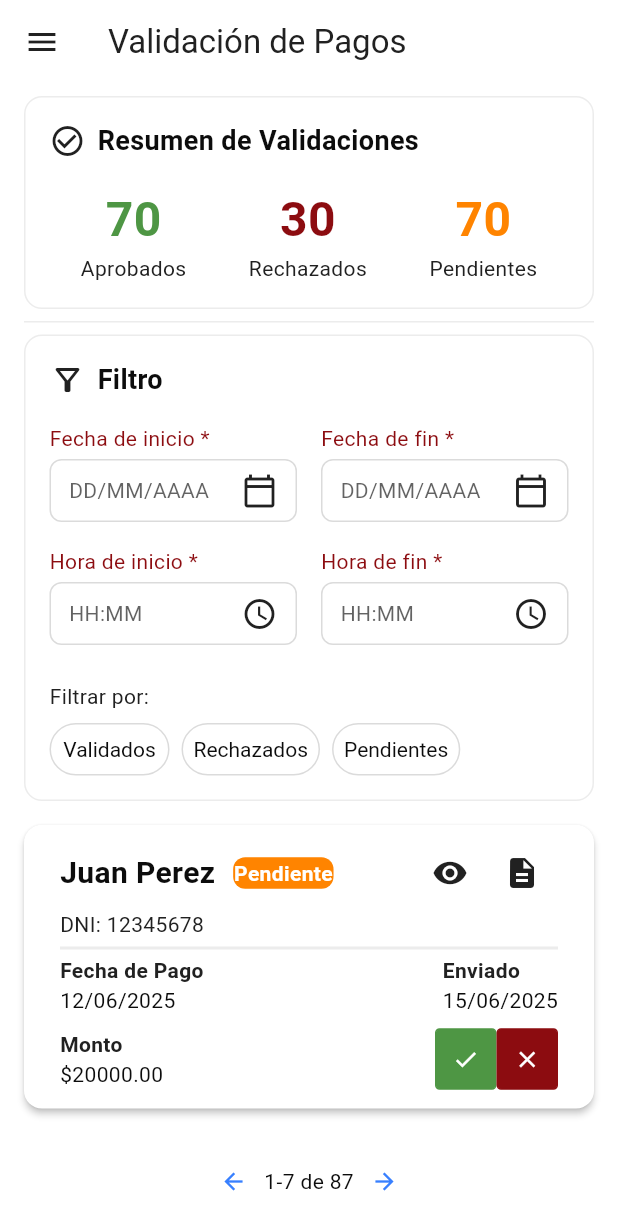
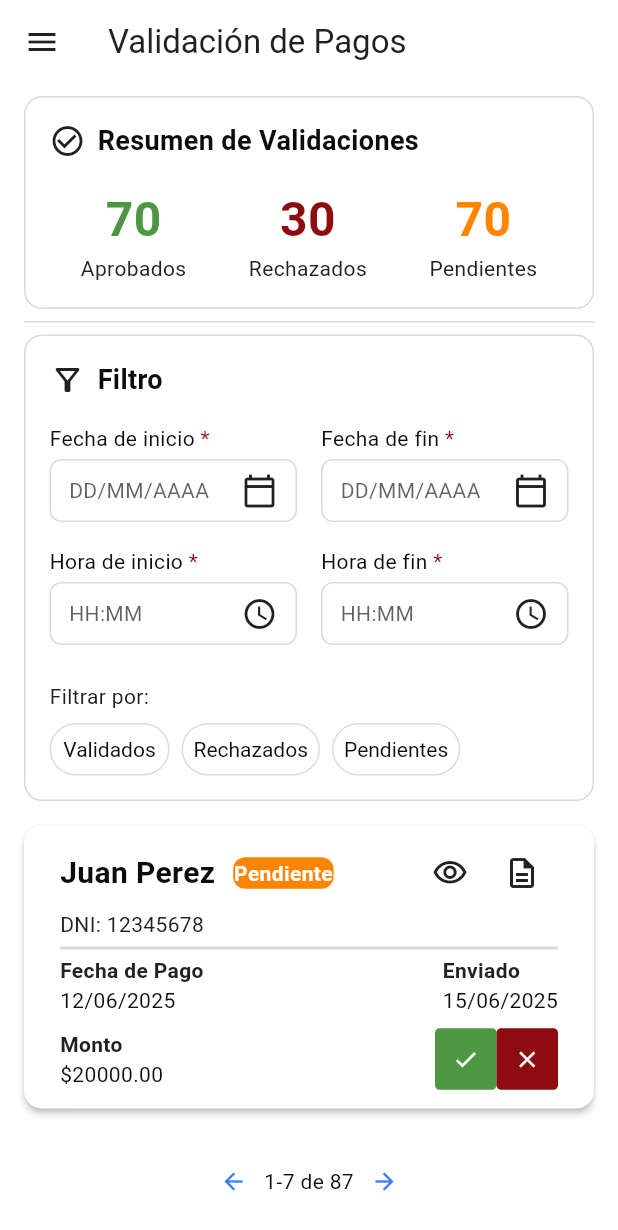
Before and after one commit to ariana-wacelinka/Chacarita-Voley-FE, a Flutter app: the PaymentsValidationPage screen opened by its route, on a phone screen of 412 x 824 dp. Shown: the top 1230 px of the screen. Run offline on Flutter 3.47's test engine with Material 3 defaults, Android fonts, the phone set to English and light mode, and no system bars; drawn by our look-alikes of getwidget; our stand-ins replace flutter_riverpod, go_router, graphql_flutter.

Commit message:
add: colors and icons

```diff
--- a/chacarita_voley_app/lib/features/payments/domain/entities/payment_list_widget.dart
+++ b/chacarita_voley_app/lib/features/payments/domain/entities/payment_list_widget.dart
@@ -162,11 +162,17 @@ class _PaymentListWidgetState extends State<PaymentListWidget> {
                   Row(
                     children: [
                       IconButton(
-                        icon: const Icon(Icons.visibility),
+                        icon: Icon(
+                          Icons.visibility_outlined,
+                          color: tokens.gray,
+                        ),
                         onPressed: () {},
                       ),
                       IconButton(
-                        icon: const Icon(Icons.description),
+                        icon: Icon(
+                          Icons.description_outlined,
+                          color: tokens.gray,
+                        ),
                         onPressed: () {},
                       ),
                     ],
@@ -176,7 +182,7 @@ class _PaymentListWidgetState extends State<PaymentListWidget> {
               Text('DNI: ${payment.dni}', style: TextStyle(color: tokens.gray)),
               const SizedBox(height: 1.0),
               Divider(
-                color: tokens.strokeToNoStroke.withOpacity(0.5),
+                color: tokens.strokeToNoStroke,
                 thickness: 2.0,
                 height: 10.0,
               ),
@@ -243,11 +249,12 @@ class _PaymentListWidgetState extends State<PaymentListWidget> {
                       text: 'Modificar',
                       shape: GFButtonShape.pills,
                       icon: Icon(Icons.edit, color: tokens.gray),
-                      color: tokens.lightGray,
+                      color: tokens.background,
                       textStyle: TextStyle(color: tokens.text),
+                      borderSide: BorderSide(color: tokens.gray),
                     ),
                   if (!showModify)
-                    Container(
+                    SizedBox(
                       height: 50,
                       child: Row(
                         mainAxisSize: MainAxisSize.min,
--- a/chacarita_voley_app/lib/features/payments/presentation/pages/payments_validation_page.dart
+++ b/chacarita_voley_app/lib/features/payments/presentation/pages/payments_validation_page.dart
@@ -77,7 +77,7 @@ class _PaymentsValidationPageState extends State<PaymentsValidationPage> {
           decoration: BoxDecoration(
             color: tokens.background,
             // Background white
-            border: Border.all(color: tokens.strokeToNoStroke.withOpacity(0.5)),
+            border: Border.all(color: tokens.strokeToNoStroke),
             // Gray light border
             borderRadius: BorderRadius.circular(12.0),
           ),
@@ -132,7 +132,7 @@ class _PaymentsValidationPageState extends State<PaymentsValidationPage> {
         Container(
           padding: const EdgeInsets.symmetric(horizontal: 16.0),
           child: Divider(
-            color: tokens.strokeToNoStroke.withOpacity(0.5),
+            color: tokens.strokeToNoStroke,
             thickness: 1.0,
             height: 1.0,
           ),
@@ -142,7 +142,7 @@ class _PaymentsValidationPageState extends State<PaymentsValidationPage> {
           padding: const EdgeInsets.all(16.0),
           decoration: BoxDecoration(
             color: tokens.background,
-            border: Border.all(color: tokens.strokeToNoStroke.withOpacity(0.5)),
+            border: Border.all(color: tokens.strokeToNoStroke),
             borderRadius: BorderRadius.circular(12.0),
           ),
           child: Column(
@@ -267,7 +267,7 @@ class _PaymentsValidationPageState extends State<PaymentsValidationPage> {
             children: [
               GFIconButton(
                 icon: const Icon(Icons.arrow_back),
-                onPressed: () {}, // Lógica página anterior
+                onPressed: () {}, // Logic to next page
                 type: GFButtonType.transparent,
               ),
               Text('1-7 de 87', style: TextStyle(color: tokens.text)),
@@ -311,15 +311,34 @@ class _PaymentsValidationPageState extends State<PaymentsValidationPage> {
     required VoidCallback onTap,
   }) {
     final tokens = context.tokens;
+
+    bool hasAsterisk = label.endsWith(' *');
+    String textPart = hasAsterisk
+        ? label.substring(0, label.length - 2).trim()
+        : label;
+
     return Column(
       crossAxisAlignment: CrossAxisAlignment.start,
       children: [
+        Row(
+          children: [
             Text(
-          label,
+              textPart,
               style: TextStyle(
                 fontSize: 14.0,
-            color: tokens.redToRosita, // Asterisco rojo
+                color: tokens
+                    .text, // Texto en negro (asumiendo tokens.text es negro)
               ),
+            ),
+            if (hasAsterisk)
+              Text(
+                ' *',
+                style: TextStyle(
+                  fontSize: 14.0,
+                  color: tokens.redToRosita, // Solo asterisco rojo
+                ),
+              ),
+          ],
         ),
         const SizedBox(height: 4.0),
         GestureDetector(
@@ -359,15 +378,34 @@ class _PaymentsValidationPageState extends State<PaymentsValidationPage> {
     required VoidCallback onTap,
   }) {
     final tokens = context.tokens;
+
+    bool hasAsterisk = label.endsWith(' *');
+    String textPart = hasAsterisk
+        ? label.substring(0, label.length - 2).trim()
+        : label;
+
     return Column(
       crossAxisAlignment: CrossAxisAlignment.start,
       children: [
+        Row(
+          children: [
             Text(
-          label,
+              textPart,
               style: TextStyle(
                 fontSize: 14.0,
-            color: tokens.redToRosita, // Asterisco rojo
+                color: tokens
+                    .text, // Texto en negro (asumiendo tokens.text es negro)
               ),
+            ),
+            if (hasAsterisk)
+              Text(
+                ' *',
+                style: TextStyle(
+                  fontSize: 14.0,
+                  color: tokens.redToRosita, // Solo asterisco rojo
+                ),
+              ),
+          ],
         ),
         const SizedBox(height: 4.0),
         GestureDetector(
```
Lines whose indentation alone changed are shown as unchanged.
